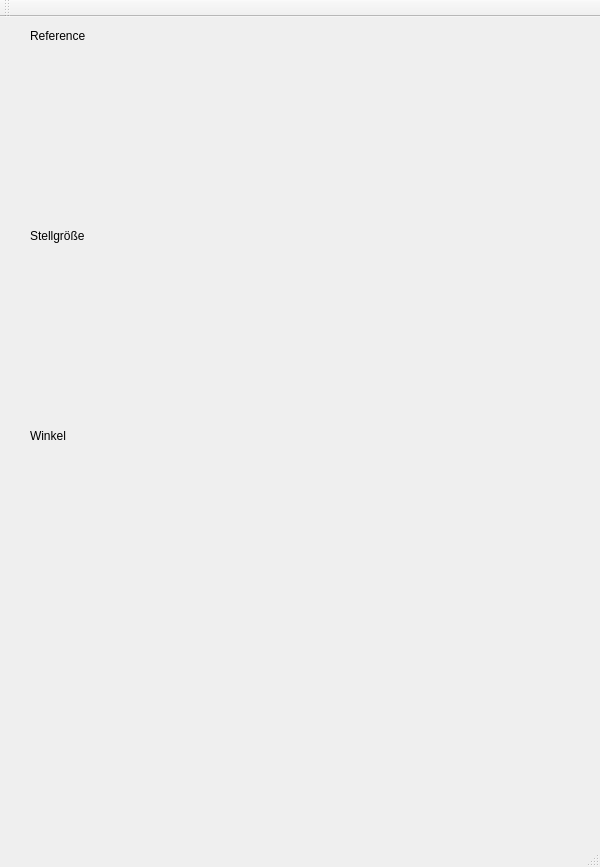
This is modules/rt_server/demo/template_QT4_interface/guiinterface.ui in OpenRTDynamics/ORTD as Qt 5 draws it before an edit. The edited form follows.
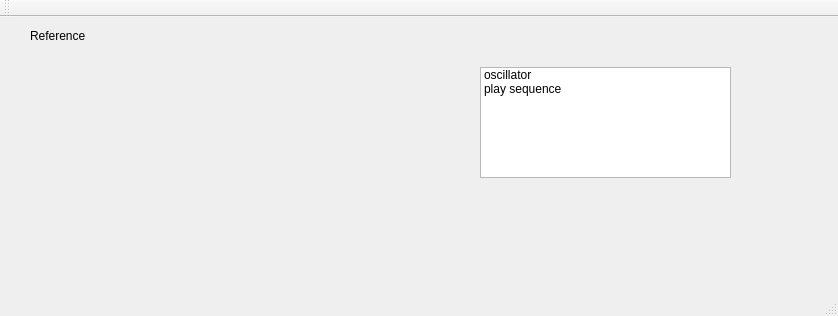
This is the edited form. Custom widgets are drawn as their Qt base class.

Commit message: A template for writing a GUI using QT-4

```diff
--- a/modules/rt_server/demo/template_QT4_interface/guiinterface.ui
+++ b/modules/rt_server/demo/template_QT4_interface/guiinterface.ui
@@ -6,8 +6,8 @@
    <rect>
     <x>0</x>
     <y>0</y>
-    <width>600</width>
-    <height>867</height>
+    <width>838</width>
+    <height>316</height>
    </rect>
   </property>
   <property name="windowTitle">
@@ -30,38 +30,6 @@
      <string>The Scope plots data</string>
     </property>
    </widget>
-   <widget class="QPL_Scope" name="scope_actuating">
-    <property name="geometry">
-     <rect>
-      <x>30</x>
-      <y>230</y>
-      <width>361</width>
-      <height>171</height>
-     </rect>
-    </property>
-    <property name="toolTip">
-     <string>Plotting</string>
-    </property>
-    <property name="whatsThis">
-     <string>The Scope plots data</string>
-    </property>
-   </widget>
-   <widget class="QPL_Scope" name="scope_angle">
-    <property name="geometry">
-     <rect>
-      <x>30</x>
-      <y>430</y>
-      <width>361</width>
-      <height>171</height>
-     </rect>
-    </property>
-    <property name="toolTip">
-     <string>Plotting</string>
-    </property>
-    <property name="whatsThis">
-     <string>The Scope plots data</string>
-    </property>
-   </widget>
    <widget class="QLabel" name="label_ref">
     <property name="geometry">
      <rect>
@@ -75,31 +43,25 @@
      <string>Reference</string>
     </property>
    </widget>
-   <widget class="QLabel" name="label_actuating">
+   <widget class="QListWidget" name="switch_schematic">
     <property name="geometry">
      <rect>
-      <x>30</x>
-      <y>210</y>
-      <width>71</width>
-      <height>17</height>
+      <x>480</x>
+      <y>50</y>
+      <width>251</width>
+      <height>111</height>
      </rect>
     </property>
-    <property name="text">
-     <string>Stellgröße</string>
-    </property>
-   </widget>
-   <widget class="QLabel" name="label_angle">
-    <property name="geometry">
-     <rect>
-      <x>30</x>
-      <y>410</y>
-      <width>62</width>
-      <height>17</height>
-     </rect>
-    </property>
-    <property name="text">
-     <string>Winkel</string>
-    </property>
+    <item>
+     <property name="text">
+      <string>oscillator</string>
+     </property>
+    </item>
+    <item>
+     <property name="text">
+      <string>play sequence</string>
+     </property>
+    </item>
    </widget>
   </widget>
   <widget class="QMenuBar" name="menuBar">
```
Left out of the diff: 2 changed lines with no effect on the pictures. The commit also changes 3 other files.
